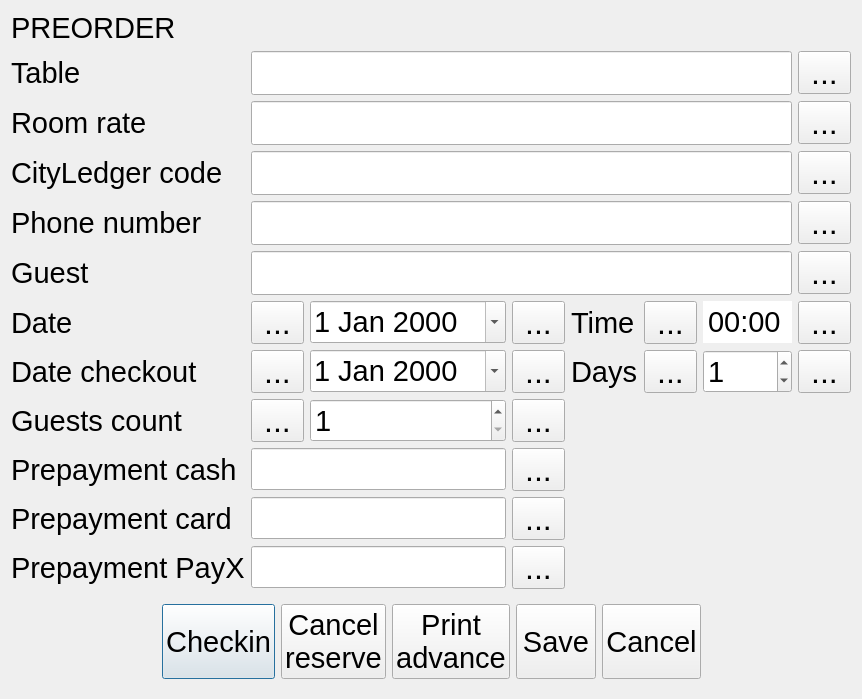
First picture: the form in Waiter/dlgpreorderw.ui, repository End1-1/Cafe5, before the edit.
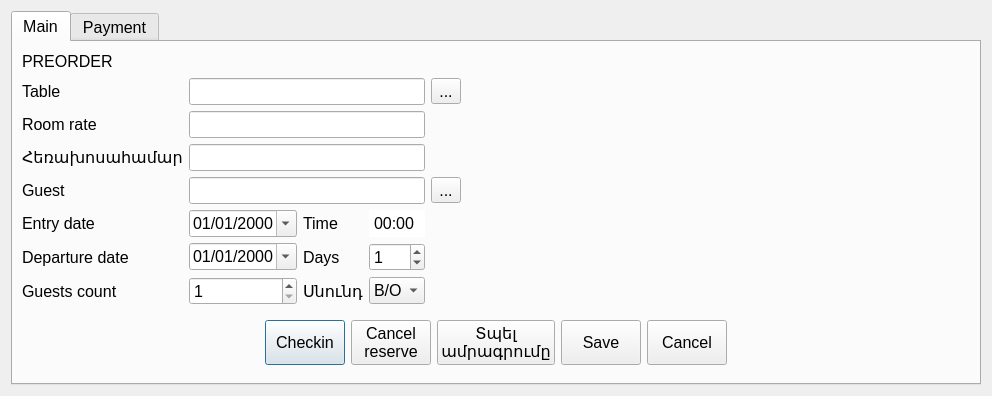
Second picture: the form after the edit. The open tabs and pages were chosen to show the change. Icons and pictures are not drawn. Custom widgets are drawn as their Qt base class.

Commit message: Style and 100 step to cloud based

```diff
--- a/Waiter/dlgpreorderw.ui
+++ b/Waiter/dlgpreorderw.ui
@@ -6,21 +6,48 @@
    <rect>
     <x>0</x>
     <y>0</y>
-    <width>860</width>
-    <height>682</height>
+    <width>992</width>
+    <height>395</height>
    </rect>
   </property>
   <property name="font">
    <font>
-    <pointsize>24</pointsize>
+    <pointsize>12</pointsize>
    </font>
   </property>
   <property name="windowTitle">
    <string>Preorder</string>
   </property>
   <layout class="QGridLayout" name="gridLayout">
-   <item row="6" column="2">
-    <widget class="QDateEdit" name="leDate">
+   <item row="6" column="5">
+    <widget class="QTabWidget" name="tabWidget">
+     <property name="font">
+      <font>
+       <pointsize>12</pointsize>
+      </font>
+     </property>
+     <property name="currentIndex">
+      <number>1</number>
+     </property>
+     <widget class="QWidget" name="tab">
+      <attribute name="title">
+       <string>Main</string>
+      </attribute>
+      <layout class="QGridLayout" name="gridLayout_2">
+       <item row="2" column="1" colspan="3">
+        <widget class="C5LineEdit" name="leRoomRate">
+         <property name="font">
+          <font>
+           <pointsize>12</pointsize>
+          </font>
+         </property>
+         <property name="type" stdset="0">
+          <number>1</number>
+         </property>
+        </widget>
+       </item>
+       <item row="5" column="3">
+        <widget class="QTimeEdit" name="timeEdit">
      <property name="sizePolicy">
       <sizepolicy hsizetype="Minimum" vsizetype="Fixed">
        <horstretch>0</horstretch>
@@ -29,22 +56,253 @@
      </property>
      <property name="font">
       <font>
-       <pointsize>22</pointsize>
+           <pointsize>12</pointsize>
       </font>
      </property>
      <property name="styleSheet">
       <string notr="true">QTimeEdit::up-arrow {width: 0;} QTimeEdit::up-button {width: 0;}QTimeEdit::down-button {width: 0;}</string>
      </property>
+         <property name="displayFormat">
+          <string>HH:mm</string>
+         </property>
      <property name="calendarPopup">
+          <bool>false</bool>
+         </property>
+         <property name="currentSectionIndex">
+          <number>0</number>
+         </property>
+        </widget>
+       </item>
+       <item row="8" column="2">
+        <widget class="QLabel" name="lbDays_2">
+         <property name="font">
+          <font>
+           <pointsize>12</pointsize>
+          </font>
+         </property>
+         <property name="text">
+          <string>Սնունդ</string>
+         </property>
+        </widget>
+       </item>
+       <item row="6" column="3">
+        <widget class="QSpinBox" name="leDays">
+         <property name="sizePolicy">
+          <sizepolicy hsizetype="Minimum" vsizetype="Fixed">
+           <horstretch>0</horstretch>
+           <verstretch>0</verstretch>
+          </sizepolicy>
+         </property>
+         <property name="font">
+          <font>
+           <pointsize>12</pointsize>
+          </font>
+         </property>
+         <property name="styleSheet">
+          <string notr="true"/>
+         </property>
+         <property name="showGroupSeparator" stdset="0">
+          <bool>false</bool>
+         </property>
+         <property name="suffix">
+          <string/>
+         </property>
+         <property name="prefix">
+          <string/>
+         </property>
+         <property name="minimum">
+          <number>0</number>
+         </property>
+         <property name="maximum">
+          <number>999</number>
+         </property>
+         <property name="value">
+          <number>1</number>
+         </property>
+         <property name="displayIntegerBase">
+          <number>10</number>
+         </property>
+        </widget>
+       </item>
+       <item row="1" column="1" colspan="3">
+        <widget class="C5LineEdit" name="leTable">
+         <property name="font">
+          <font>
+           <pointsize>12</pointsize>
+          </font>
+         </property>
+         <property name="readOnly">
       <bool>true</bool>
      </property>
     </widget>
    </item>
+       <item row="1" column="0">
+        <widget class="QLabel" name="lbTable">
+         <property name="font">
+          <font>
+           <pointsize>12</pointsize>
+          </font>
+         </property>
+         <property name="text">
+          <string>Table</string>
+         </property>
+        </widget>
+       </item>
    <item row="5" column="0">
+        <widget class="QLabel" name="label">
+         <property name="font">
+          <font>
+           <pointsize>12</pointsize>
+          </font>
+         </property>
+         <property name="text">
+          <string>Entry date</string>
+         </property>
+        </widget>
+       </item>
+       <item row="8" column="3">
+        <widget class="QComboBox" name="cbMealPlan">
+         <property name="font">
+          <font>
+           <pointsize>12</pointsize>
+          </font>
+         </property>
+         <item>
+          <property name="text">
+           <string>B/O</string>
+          </property>
+         </item>
+         <item>
+          <property name="text">
+           <string>B/B</string>
+          </property>
+         </item>
+         <item>
+          <property name="text">
+           <string>H/B</string>
+          </property>
+         </item>
+         <item>
+          <property name="text">
+           <string>F/B</string>
+          </property>
+         </item>
+        </widget>
+       </item>
+       <item row="8" column="0">
+        <widget class="QLabel" name="label_4">
+         <property name="font">
+          <font>
+           <pointsize>12</pointsize>
+          </font>
+         </property>
+         <property name="text">
+          <string>Guests count</string>
+         </property>
+        </widget>
+       </item>
+       <item row="4" column="4">
+        <widget class="QToolButton" name="btnEditGuestname">
+         <property name="font">
+          <font>
+           <pointsize>12</pointsize>
+          </font>
+         </property>
+         <property name="text">
+          <string>...</string>
+         </property>
+         <property name="icon">
+          <iconset resource="../resources/res.qrc">
+           <normaloff>:/edit.png</normaloff>:/edit.png</iconset>
+         </property>
+         <property name="iconSize">
+          <size>
+           <width>16</width>
+           <height>16</height>
+          </size>
+         </property>
+        </widget>
+       </item>
+       <item row="0" column="0" colspan="9">
+        <widget class="QLabel" name="lbPreorder">
+         <property name="font">
+          <font>
+           <pointsize>12</pointsize>
+          </font>
+         </property>
+         <property name="text">
+          <string>PREORDER</string>
+         </property>
+        </widget>
+       </item>
+       <item row="6" column="0">
+        <widget class="QLabel" name="lbCheckout">
+         <property name="font">
+          <font>
+           <pointsize>12</pointsize>
+          </font>
+         </property>
+         <property name="text">
+          <string>Departure date</string>
+         </property>
+        </widget>
+       </item>
+       <item row="8" column="1">
+        <widget class="QSpinBox" name="leGuest">
+         <property name="sizePolicy">
+          <sizepolicy hsizetype="Minimum" vsizetype="Fixed">
+           <horstretch>0</horstretch>
+           <verstretch>0</verstretch>
+          </sizepolicy>
+         </property>
+         <property name="font">
+          <font>
+           <pointsize>12</pointsize>
+          </font>
+         </property>
+         <property name="styleSheet">
+          <string notr="true"/>
+         </property>
+         <property name="showGroupSeparator" stdset="0">
+          <bool>false</bool>
+         </property>
+         <property name="suffix">
+          <string/>
+         </property>
+         <property name="prefix">
+          <string/>
+         </property>
+         <property name="minimum">
+          <number>1</number>
+         </property>
+         <property name="maximum">
+          <number>999</number>
+         </property>
+         <property name="value">
+          <number>1</number>
+         </property>
+         <property name="displayIntegerBase">
+          <number>10</number>
+         </property>
+        </widget>
+       </item>
+       <item row="5" column="2">
+        <widget class="QLabel" name="label_2">
+         <property name="font">
+          <font>
+           <pointsize>12</pointsize>
+          </font>
+         </property>
+         <property name="text">
+          <string>Time</string>
+         </property>
+        </widget>
+       </item>
+       <item row="4" column="0">
     <widget class="QLabel" name="label_7">
      <property name="font">
       <font>
-       <pointsize>22</pointsize>
+           <pointsize>12</pointsize>
       </font>
      </property>
      <property name="text">
@@ -52,23 +310,42 @@
      </property>
     </widget>
    </item>
-   <item row="10" column="0">
-    <widget class="QLabel" name="label_5">
+       <item row="3" column="1" colspan="3">
+        <widget class="C5LineEdit" name="lePhone">
      <property name="font">
       <font>
-       <pointsize>22</pointsize>
+           <pointsize>12</pointsize>
+          </font>
+         </property>
+        </widget>
+       </item>
+       <item row="1" column="4">
+        <widget class="QToolButton" name="btnSelectTable">
+         <property name="font">
+          <font>
+           <pointsize>12</pointsize>
       </font>
      </property>
      <property name="text">
-      <string>Prepayment cash</string>
+          <string>...</string>
+         </property>
+         <property name="icon">
+          <iconset resource="../resources/res.qrc">
+           <normaloff>:/edit.png</normaloff>:/edit.png</iconset>
+         </property>
+         <property name="iconSize">
+          <size>
+           <width>16</width>
+           <height>16</height>
+          </size>
      </property>
     </widget>
    </item>
-   <item row="13" column="0" colspan="8">
+       <item row="9" column="0" colspan="10">
     <widget class="QWidget" name="widget" native="true">
      <property name="font">
       <font>
-       <pointsize>22</pointsize>
+           <pointsize>12</pointsize>
       </font>
      </property>
      <layout class="QHBoxLayout" name="horizontalLayout">
@@ -76,7 +353,7 @@
        <spacer name="horizontalSpacer">
         <property name="font">
          <font>
-          <pointsize>22</pointsize>
+              <pointsize>12</pointsize>
          </font>
         </property>
         <property name="orientation">
@@ -106,7 +383,7 @@
         </property>
         <property name="font">
          <font>
-          <pointsize>22</pointsize>
+              <pointsize>12</pointsize>
          </font>
         </property>
         <property name="text">
@@ -130,7 +407,7 @@
         </property>
         <property name="font">
          <font>
-          <pointsize>22</pointsize>
+              <pointsize>12</pointsize>
          </font>
         </property>
         <property name="text">
@@ -155,12 +432,12 @@
         </property>
         <property name="font">
          <font>
-          <pointsize>22</pointsize>
+              <pointsize>12</pointsize>
          </font>
         </property>
         <property name="text">
-         <string>Print 
-advance</string>
+             <string>Տպել
+ամրագրումը</string>
         </property>
        </widget>
       </item>
@@ -180,7 +457,7 @@
         </property>
         <property name="font">
          <font>
-          <pointsize>22</pointsize>
+              <pointsize>12</pointsize>
          </font>
         </property>
         <property name="text">
@@ -204,7 +481,7 @@
         </property>
         <property name="font">
          <font>
-          <pointsize>22</pointsize>
+              <pointsize>12</pointsize>
          </font>
         </property>
         <property name="text">
@@ -216,7 +493,7 @@
        <spacer name="horizontalSpacer_2">
         <property name="font">
          <font>
-          <pointsize>22</pointsize>
+              <pointsize>12</pointsize>
          </font>
         </property>
         <property name="orientation">
@@ -233,185 +510,8 @@
      </layout>
     </widget>
    </item>
-   <item row="5" column="1" colspan="6">
-    <widget class="C5LineEdit" name="leGuestName"/>
-   </item>
-   <item row="2" column="1" colspan="6">
-    <widget class="C5LineEdit" name="leRoomRate"/>
-   </item>
-   <item row="1" column="1" colspan="6">
-    <widget class="C5LineEdit" name="leTable"/>
-   </item>
-   <item row="6" column="1">
-    <widget class="QToolButton" name="btnDateDown">
-     <property name="text">
-      <string>...</string>
-     </property>
-     <property name="icon">
-      <iconset resource="../resources/resources.qrc">
-       <normaloff>:/down.png</normaloff>:/down.png</iconset>
-     </property>
-     <property name="iconSize">
-      <size>
-       <width>32</width>
-       <height>32</height>
-      </size>
-     </property>
-    </widget>
-   </item>
-   <item row="10" column="1" colspan="2">
-    <widget class="C5LineEdit" name="leCash">
-     <property name="font">
-      <font>
-       <pointsize>22</pointsize>
-      </font>
-     </property>
-    </widget>
-   </item>
-   <item row="6" column="7">
-    <widget class="QToolButton" name="btnTimeUp">
-     <property name="text">
-      <string>...</string>
-     </property>
-     <property name="icon">
-      <iconset resource="../resources/resources.qrc">
-       <normaloff>:/up.png</normaloff>:/up.png</iconset>
-     </property>
-     <property name="iconSize">
-      <size>
-       <width>32</width>
-       <height>32</height>
-      </size>
-     </property>
-    </widget>
-   </item>
-   <item row="2" column="7">
-    <widget class="QToolButton" name="btnEditRate">
-     <property name="text">
-      <string>...</string>
-     </property>
-     <property name="icon">
-      <iconset resource="../resources/resources.qrc">
-       <normaloff>:/edit.png</normaloff>:/edit.png</iconset>
-     </property>
-     <property name="iconSize">
-      <size>
-       <width>32</width>
-       <height>32</height>
-      </size>
-     </property>
-    </widget>
-   </item>
-   <item row="6" column="3">
-    <widget class="QToolButton" name="btnDateUp">
-     <property name="text">
-      <string>...</string>
-     </property>
-     <property name="icon">
-      <iconset resource="../resources/resources.qrc">
-       <normaloff>:/up.png</normaloff>:/up.png</iconset>
-     </property>
-     <property name="iconSize">
-      <size>
-       <width>32</width>
-       <height>32</height>
-      </size>
-     </property>
-    </widget>
-   </item>
-   <item row="11" column="0">
-    <widget class="QLabel" name="label_6">
-     <property name="font">
-      <font>
-       <pointsize>22</pointsize>
-      </font>
-     </property>
-     <property name="text">
-      <string>Prepayment card</string>
-     </property>
-    </widget>
-   </item>
-   <item row="6" column="4">
-    <widget class="QLabel" name="label_2">
-     <property name="font">
-      <font>
-       <pointsize>22</pointsize>
-      </font>
-     </property>
-     <property name="text">
-      <string>Time</string>
-     </property>
-    </widget>
-   </item>
-   <item row="9" column="0">
-    <widget class="QLabel" name="label_4">
-     <property name="font">
-      <font>
-       <pointsize>22</pointsize>
-      </font>
-     </property>
-     <property name="text">
-      <string>Guests count</string>
-     </property>
-    </widget>
-   </item>
-   <item row="12" column="1" colspan="2">
-    <widget class="C5LineEdit" name="lePayX">
-     <property name="font">
-      <font>
-       <pointsize>22</pointsize>
-      </font>
-     </property>
-    </widget>
-   </item>
-   <item row="6" column="0">
-    <widget class="QLabel" name="label">
-     <property name="font">
-      <font>
-       <pointsize>22</pointsize>
-      </font>
-     </property>
-     <property name="text">
-      <string>Date</string>
-     </property>
-    </widget>
-   </item>
-   <item row="7" column="3">
-    <widget class="QToolButton" name="btnCheckoutUp">
-     <property name="text">
-      <string>...</string>
-     </property>
-     <property name="icon">
-      <iconset resource="../resources/resources.qrc">
-       <normaloff>:/up.png</normaloff>:/up.png</iconset>
-     </property>
-     <property name="iconSize">
-      <size>
-       <width>32</width>
-       <height>32</height>
-      </size>
-     </property>
-    </widget>
-   </item>
-   <item row="10" column="3">
-    <widget class="QToolButton" name="btnEditCash">
-     <property name="text">
-      <string>...</string>
-     </property>
-     <property name="icon">
-      <iconset resource="../resources/resources.qrc">
-       <normaloff>:/edit.png</normaloff>:/edit.png</iconset>
-     </property>
-     <property name="iconSize">
-      <size>
-       <width>32</width>
-       <height>32</height>
-      </size>
-     </property>
-    </widget>
-   </item>
-   <item row="9" column="2">
-    <widget class="QSpinBox" name="leGuest">
+       <item row="5" column="1">
+        <widget class="QDateEdit" name="leDate">
      <property name="sizePolicy">
       <sizepolicy hsizetype="Minimum" vsizetype="Fixed">
        <horstretch>0</horstretch>
@@ -420,289 +520,25 @@
      </property>
      <property name="font">
       <font>
-       <pointsize>22</pointsize>
-      </font>
-     </property>
-     <property name="styleSheet">
-      <string notr="true"/>
-     </property>
-     <property name="showGroupSeparator" stdset="0">
-      <bool>false</bool>
-     </property>
-     <property name="suffix">
-      <string/>
-     </property>
-     <property name="prefix">
-      <string/>
-     </property>
-     <property name="minimum">
-      <number>1</number>
-     </property>
-     <property name="maximum">
-      <number>999</number>
-     </property>
-     <property name="value">
-      <number>1</number>
-     </property>
-     <property name="displayIntegerBase">
-      <number>10</number>
-     </property>
-    </widget>
-   </item>
-   <item row="3" column="1" colspan="6">
-    <widget class="C5LineEdit" name="leCityLedger"/>
-   </item>
-   <item row="12" column="3">
-    <widget class="QToolButton" name="btnEditPayX">
-     <property name="text">
-      <string>...</string>
-     </property>
-     <property name="icon">
-      <iconset resource="../resources/resources.qrc">
-       <normaloff>:/edit.png</normaloff>:/edit.png</iconset>
-     </property>
-     <property name="iconSize">
-      <size>
-       <width>32</width>
-       <height>32</height>
-      </size>
-     </property>
-    </widget>
-   </item>
-   <item row="11" column="1" colspan="2">
-    <widget class="C5LineEdit" name="leCard">
-     <property name="font">
-      <font>
-       <pointsize>22</pointsize>
-      </font>
-     </property>
-    </widget>
-   </item>
-   <item row="7" column="5">
-    <widget class="QToolButton" name="btnDaysDown">
-     <property name="text">
-      <string>...</string>
-     </property>
-     <property name="icon">
-      <iconset resource="../resources/resources.qrc">
-       <normaloff>:/down.png</normaloff>:/down.png</iconset>
-     </property>
-     <property name="iconSize">
-      <size>
-       <width>32</width>
-       <height>32</height>
-      </size>
-     </property>
-    </widget>
-   </item>
-   <item row="7" column="1">
-    <widget class="QToolButton" name="btnCheckDown">
-     <property name="text">
-      <string>...</string>
-     </property>
-     <property name="icon">
-      <iconset resource="../resources/resources.qrc">
-       <normaloff>:/down.png</normaloff>:/down.png</iconset>
-     </property>
-     <property name="iconSize">
-      <size>
-       <width>32</width>
-       <height>32</height>
-      </size>
-     </property>
-    </widget>
-   </item>
-   <item row="12" column="0">
-    <widget class="QLabel" name="label_8">
-     <property name="font">
-      <font>
-       <pointsize>22</pointsize>
-      </font>
-     </property>
-     <property name="text">
-      <string>Prepayment PayX</string>
-     </property>
-    </widget>
-   </item>
-   <item row="6" column="6">
-    <widget class="QTimeEdit" name="timeEdit">
-     <property name="sizePolicy">
-      <sizepolicy hsizetype="Minimum" vsizetype="Fixed">
-       <horstretch>0</horstretch>
-       <verstretch>0</verstretch>
-      </sizepolicy>
-     </property>
-     <property name="font">
-      <font>
-       <pointsize>22</pointsize>
+           <pointsize>12</pointsize>
       </font>
      </property>
      <property name="styleSheet">
       <string notr="true">QTimeEdit::up-arrow {width: 0;} QTimeEdit::up-button {width: 0;}QTimeEdit::down-button {width: 0;}</string>
      </property>
      <property name="displayFormat">
-      <string>HH:mm</string>
-     </property>
-     <property name="calendarPopup">
-      <bool>false</bool>
-     </property>
-     <property name="currentSectionIndex">
-      <number>0</number>
-     </property>
-    </widget>
-   </item>
-   <item row="1" column="0">
-    <widget class="QLabel" name="lbTable">
-     <property name="font">
-      <font>
-       <pointsize>22</pointsize>
-      </font>
-     </property>
-     <property name="text">
-      <string>Table</string>
-     </property>
-    </widget>
-   </item>
-   <item row="7" column="6">
-    <widget class="QSpinBox" name="leDays">
-     <property name="sizePolicy">
-      <sizepolicy hsizetype="Minimum" vsizetype="Fixed">
-       <horstretch>0</horstretch>
-       <verstretch>0</verstretch>
-      </sizepolicy>
-     </property>
-     <property name="font">
-      <font>
-       <pointsize>22</pointsize>
-      </font>
-     </property>
-     <property name="styleSheet">
-      <string notr="true"/>
-     </property>
-     <property name="showGroupSeparator" stdset="0">
-      <bool>false</bool>
-     </property>
-     <property name="suffix">
-      <string/>
-     </property>
-     <property name="prefix">
-      <string/>
-     </property>
-     <property name="minimum">
-      <number>0</number>
-     </property>
-     <property name="maximum">
-      <number>999</number>
-     </property>
-     <property name="value">
-      <number>1</number>
-     </property>
-     <property name="displayIntegerBase">
-      <number>10</number>
-     </property>
-    </widget>
-   </item>
-   <item row="9" column="1">
-    <widget class="QToolButton" name="btnGuestDown">
-     <property name="text">
-      <string>...</string>
-     </property>
-     <property name="icon">
-      <iconset resource="../resources/resources.qrc">
-       <normaloff>:/down.png</normaloff>:/down.png</iconset>
-     </property>
-     <property name="iconSize">
-      <size>
-       <width>32</width>
-       <height>32</height>
-      </size>
-     </property>
-    </widget>
-   </item>
-   <item row="9" column="3">
-    <widget class="QToolButton" name="btnGuestUp">
-     <property name="text">
-      <string>...</string>
-     </property>
-     <property name="icon">
-      <iconset resource="../resources/resources.qrc">
-       <normaloff>:/up.png</normaloff>:/up.png</iconset>
-     </property>
-     <property name="iconSize">
-      <size>
-       <width>32</width>
-       <height>32</height>
-      </size>
-     </property>
-    </widget>
-   </item>
-   <item row="3" column="7">
-    <widget class="QToolButton" name="btnEditCLCode">
-     <property name="text">
-      <string>...</string>
-     </property>
-     <property name="icon">
-      <iconset resource="../resources/resources.qrc">
-       <normaloff>:/edit.png</normaloff>:/edit.png</iconset>
-     </property>
-     <property name="iconSize">
-      <size>
-       <width>32</width>
-       <height>32</height>
-      </size>
-     </property>
-    </widget>
-   </item>
-   <item row="3" column="0">
-    <widget class="QLabel" name="label_9">
-     <property name="font">
-      <font>
-       <pointsize>22</pointsize>
-      </font>
-     </property>
-     <property name="text">
-      <string>CityLedger code</string>
-     </property>
-    </widget>
-   </item>
-   <item row="7" column="2">
-    <widget class="QDateEdit" name="leDateCheckout">
-     <property name="sizePolicy">
-      <sizepolicy hsizetype="Minimum" vsizetype="Fixed">
-       <horstretch>0</horstretch>
-       <verstretch>0</verstretch>
-      </sizepolicy>
-     </property>
-     <property name="font">
-      <font>
-       <pointsize>22</pointsize>
-      </font>
-     </property>
-     <property name="styleSheet">
-      <string notr="true">QTimeEdit::up-arrow {width: 0;} QTimeEdit::up-button {width: 0;}QTimeEdit::down-button {width: 0;}</string>
+          <string>dd/MM/yyyy</string>
      </property>
      <property name="calendarPopup">
       <bool>true</bool>
      </property>
     </widget>
    </item>
-   <item row="0" column="0" colspan="6">
-    <widget class="QLabel" name="lbPreorder">
-     <property name="font">
-      <font>
-       <pointsize>22</pointsize>
-      </font>
-     </property>
-     <property name="text">
-      <string>PREORDER</string>
-     </property>
-    </widget>
-   </item>
-   <item row="7" column="4">
+       <item row="6" column="2">
     <widget class="QLabel" name="lbDays">
      <property name="font">
       <font>
-       <pointsize>22</pointsize>
+           <pointsize>12</pointsize>
       </font>
      </property>
      <property name="text">
@@ -710,20 +546,15 @@
      </property>
     </widget>
    </item>
-   <item row="6" column="5">
-    <widget class="QToolButton" name="btnTimeDown">
+       <item row="3" column="0">
+        <widget class="QLabel" name="label_10">
+         <property name="font">
+          <font>
+           <pointsize>12</pointsize>
+          </font>
+         </property>
      <property name="text">
-      <string>...</string>
-     </property>
-     <property name="icon">
-      <iconset resource="../resources/resources.qrc">
-       <normaloff>:/down.png</normaloff>:/down.png</iconset>
-     </property>
-     <property name="iconSize">
-      <size>
-       <width>32</width>
-       <height>32</height>
-      </size>
+          <string>Հեռախոսահամար</string>
      </property>
     </widget>
    </item>
@@ -731,7 +562,7 @@
     <widget class="QLabel" name="lbRoomRate">
      <property name="font">
       <font>
-       <pointsize>22</pointsize>
+           <pointsize>12</pointsize>
       </font>
      </property>
      <property name="text">
@@ -739,116 +570,109 @@
      </property>
     </widget>
    </item>
-   <item row="5" column="7">
-    <widget class="QToolButton" name="btnEditGuestname">
-     <property name="text">
-      <string>...</string>
-     </property>
-     <property name="icon">
-      <iconset resource="../resources/resources.qrc">
-       <normaloff>:/edit.png</normaloff>:/edit.png</iconset>
-     </property>
-     <property name="iconSize">
-      <size>
-       <width>32</width>
-       <height>32</height>
-      </size>
-     </property>
-    </widget>
-   </item>
-   <item row="7" column="0">
-    <widget class="QLabel" name="lbCheckout">
+       <item row="6" column="1">
+        <widget class="QDateEdit" name="leDateCheckout">
+         <property name="sizePolicy">
+          <sizepolicy hsizetype="Minimum" vsizetype="Fixed">
+           <horstretch>0</horstretch>
+           <verstretch>0</verstretch>
+          </sizepolicy>
+         </property>
      <property name="font">
       <font>
-       <pointsize>22</pointsize>
-      </font>
-     </property>
-     <property name="text">
-      <string>Date checkout</string>
-     </property>
-    </widget>
-   </item>
-   <item row="7" column="7">
-    <widget class="QToolButton" name="btnDaysUp">
-     <property name="text">
-      <string>...</string>
-     </property>
-     <property name="icon">
-      <iconset resource="../resources/resources.qrc">
-       <normaloff>:/up.png</normaloff>:/up.png</iconset>
-     </property>
-     <property name="iconSize">
-      <size>
-       <width>32</width>
-       <height>32</height>
-      </size>
-     </property>
-    </widget>
-   </item>
-   <item row="11" column="3">
-    <widget class="QToolButton" name="btnEditCard">
-     <property name="text">
-      <string>...</string>
-     </property>
-     <property name="icon">
-      <iconset resource="../resources/resources.qrc">
-       <normaloff>:/edit.png</normaloff>:/edit.png</iconset>
-     </property>
-     <property name="iconSize">
+           <pointsize>12</pointsize>
+          </font>
+         </property>
+         <property name="styleSheet">
+          <string notr="true">QTimeEdit::up-arrow {width: 0;} QTimeEdit::up-button {width: 0;}QTimeEdit::down-button {width: 0;}</string>
+         </property>
+         <property name="displayFormat">
+          <string>dd/MM/yyyy</string>
+         </property>
+         <property name="calendarPopup">
+          <bool>true</bool>
+         </property>
+        </widget>
+       </item>
+       <item row="1" column="5">
+        <spacer name="horizontalSpacer_3">
+         <property name="orientation">
+          <enum>Qt::Horizontal</enum>
+         </property>
+         <property name="sizeHint" stdset="0">
       <size>
-       <width>32</width>
-       <height>32</height>
-      </size>
-     </property>
-    </widget>
-   </item>
-   <item row="1" column="7">
-    <widget class="QToolButton" name="btnSelectTable">
-     <property name="text">
-      <string>...</string>
-     </property>
-     <property name="icon">
-      <iconset resource="../resources/resources.qrc">
-       <normaloff>:/edit.png</normaloff>:/edit.png</iconset>
-     </property>
-     <property name="iconSize">
-      <size>
-       <width>32</width>
-       <height>32</height>
-      </size>
-     </property>
-    </widget>
-   </item>
-   <item row="4" column="0">
-    <widget class="QLabel" name="label_10">
-     <property name="font">
-      <font>
-       <pointsize>22</pointsize>
-      </font>
-     </property>
+           <width>40</width>
+           <height>20</height>
+          </size>
+         </property>
+        </spacer>
+       </item>
+       <item row="4" column="1" colspan="3">
+        <widget class="C5LineEdit" name="leGuestName">
+         <property name="font">
+          <font>
+           <pointsize>12</pointsize>
+          </font>
+         </property>
+        </widget>
+       </item>
+      </layout>
+     </widget>
+     <widget class="QWidget" name="tab_2">
+      <attribute name="title">
+       <string>Payment</string>
+      </attribute>
+      <layout class="QVBoxLayout" name="verticalLayout">
+       <item>
+        <widget class="QTableWidget" name="tblPayment">
+         <property name="selectionMode">
+          <enum>QAbstractItemView::SingleSelection</enum>
+         </property>
+         <property name="selectionBehavior">
+          <enum>QAbstractItemView::SelectItems</enum>
+         </property>
+         <attribute name="verticalHeaderVisible">
+          <bool>false</bool>
+         </attribute>
+         <row>
+          <property name="text">
+           <string>New Row</string>
+          </property>
+         </row>
+         <column>
+          <property name="text">
+           <string>UUID</string>
+          </property>
+         </column>
+         <column>
      <property name="text">
-      <string>Phone number</string>
-     </property>
-    </widget>
-   </item>
-   <item row="4" column="1" colspan="6">
-    <widget class="C5LineEdit" name="lePhone"/>
-   </item>
-   <item row="4" column="7">
-    <widget class="QToolButton" name="btnEditPhone">
+           <string>Payment type</string>
+          </property>
+         </column>
+         <column>
      <property name="text">
-      <string>...</string>
-     </property>
-     <property name="icon">
-      <iconset resource="../resources/resources.qrc">
-       <normaloff>:/edit.png</normaloff>:/edit.png</iconset>
-     </property>
-     <property name="iconSize">
-      <size>
-       <width>32</width>
-       <height>32</height>
-      </size>
-     </property>
+           <string>Date</string>
+          </property>
+         </column>
+         <column>
+          <property name="text">
+           <string>Purpose</string>
+          </property>
+         </column>
+         <column>
+          <property name="text">
+           <string>Amount</string>
+          </property>
+         </column>
+         <column>
+          <property name="text">
+           <string>Fiscal</string>
+          </property>
+         </column>
+        </widget>
+       </item>
+      </layout>
+     </widget>
     </widget>
    </item>
   </layout>
```
Left out of the diff: 4 changed lines with no effect on the pictures. Lines whose indentation alone changed are shown as unchanged. The commit also changes 256 other files.
